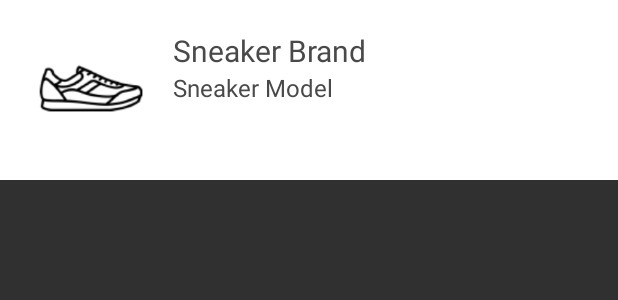
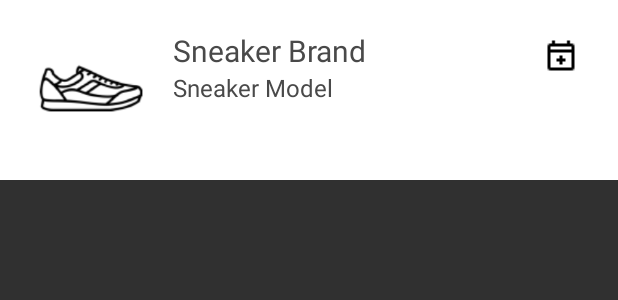
Before and after one commit to Floatjitsu/S-APP, an Android app: the layout sneaker_release_item.xml on its own in the app's theme, with its tools: preview values and no code run, on a phone screen of 412 x 824 dp. Shown: the top 300 px of the screen. Run offline under Robolectric (Android 15) with nearby library versions, the phone set to English and light mode, and no system bars.

```diff
--- /dev/null
+++ b/app/src/main/res/drawable/image_button_add_to_calendar_background.xml
@@ -0,0 +1,5 @@
+<?xml version="1.0" encoding="utf-8"?>
+<selector xmlns:android="http://schemas.android.com/apk/res/android">
+    <item android:state_pressed="true" android:drawable="@color/colorSecondaryLight"/>
+    <item android:state_pressed="false" android:drawable="@color/bgContentHolderColor"/>
+</selector>
--- a/app/src/main/res/layout/link_post_item.xml
+++ b/app/src/main/res/layout/link_post_item.xml
@@ -80,7 +80,7 @@
             android:textSize="14sp"
             android:gravity="fill"
             android:layout_marginStart="10dp"
-            android:text="@string/link_post_description"/>
+            android:text="@string/link_post_description" />
 
     </LinearLayout>
 
--- a/app/src/main/res/layout/sneaker_release_item.xml
+++ b/app/src/main/res/layout/sneaker_release_item.xml
@@ -38,4 +38,14 @@
         android:textColor="@color/colorSecondaryDark"
         android:layout_marginStart="15dp"/>
 
+    <ImageButton
+        android:id="@+id/button_add_to_calendar"
+        android:layout_width="36dp"
+        android:layout_height="36dp"
+        app:layout_constraintTop_toTopOf="parent"
+        app:layout_constraintRight_toRightOf="parent"
+        android:src="@drawable/add_to_calendar"
+        android:background="@drawable/image_button_add_to_calendar_background"
+        android:contentDescription="@string/sneaker_add_to_calendar"/>
+
 </android.support.constraint.ConstraintLayout>
--- a/app/src/main/res/values/strings.xml
+++ b/app/src/main/res/values/strings.xml
@@ -82,5 +82,6 @@
     <string name="sneaker_model">Sneaker Model</string>
     <string name="sneaker_brand">Sneaker Brand</string>
     <string name="nothing_found">No Sneaker releases for the selected date found</string>
+    <string name="sneaker_add_to_calendar">Add sneaker release to calendar</string>
 
 </resources>
```
Also changed, not shown: app/src/main/java/com/main/s_app/Calendar.java (+24 -3 lines), app/src/main/java/com/main/s_app/SneakerReleaseAdapter.java (+38 -2 lines), app/src/main/res/drawable/add_to_calendar.png (added).
